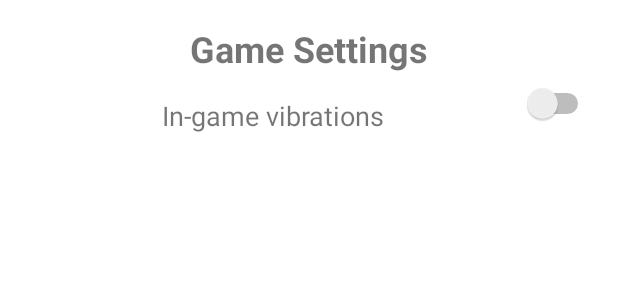
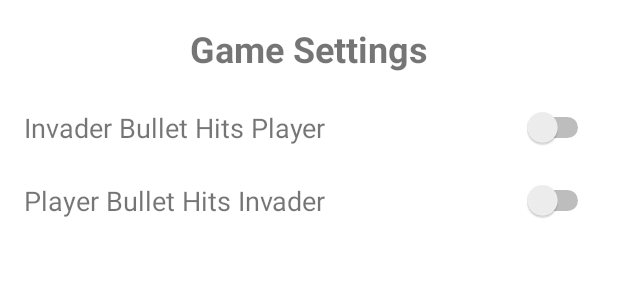
Before and after one commit to FalgunThakwani/Space-invaders-Android, an Android app: the layout activity_settings.xml on its own in the app's theme, with its tools: preview values and no code run, on a phone screen of 412 x 824 dp. Shown: the top 300 px of the screen. Run offline under Robolectric (Android 15) with nearby library versions, the phone set to English and light mode, and no system bars.

Commit message:
Dividing haptic feedback into two components
When enemy ship's bullet hits user ship
And, when user ship's bullet hits enemy ship.

```diff
--- a/Space-invaders/app/src/main/java/com/example/space_invaders/KotlinInvadersView.kt
+++ b/Space-invaders/app/src/main/java/com/example/space_invaders/KotlinInvadersView.kt
@@ -295,7 +295,7 @@ class KotlinInvadersView(context: Context,
                         val sharedPreferences = PreferenceManager.getDefaultSharedPreferences(context)
 
                         // check if haptic feedback is enabled
-                        if (sharedPreferences.getBoolean("HAPTIC_FEEDBACK_ENABLED", true)) {
+                        if (sharedPreferences.getBoolean("HAPTIC_FEEDBACK_INVADER", true)) {
                             // vibrate the device
                             val vibrator = context.getSystemService(Context.VIBRATOR_SERVICE) as Vibrator
                             if (Build.VERSION.SDK_INT >= Build.VERSION_CODES.O) {
@@ -375,7 +375,7 @@ class KotlinInvadersView(context: Context,
                     val sharedPreferences = PreferenceManager.getDefaultSharedPreferences(context)
 
                     // check if haptic feedback is enabled
-                    if (sharedPreferences.getBoolean("HAPTIC_FEEDBACK_ENABLED", true)) {
+                    if (sharedPreferences.getBoolean("HAPTIC_FEEDBACK_PLAYER", true)) {
                         // vibrate the device
                         val vibrator = context.getSystemService(Context.VIBRATOR_SERVICE) as Vibrator
                         if (Build.VERSION.SDK_INT >= Build.VERSION_CODES.O) {
--- a/Space-invaders/app/src/main/res/layout/activity_settings.xml
+++ b/Space-invaders/app/src/main/res/layout/activity_settings.xml
@@ -1,4 +1,3 @@
-<?xml version="1.0" encoding="utf-8"?>
 <androidx.constraintlayout.widget.ConstraintLayout xmlns:android="http://schemas.android.com/apk/res/android"
     xmlns:app="http://schemas.android.com/apk/res-auto"
     xmlns:tools="http://schemas.android.com/tools"
@@ -19,22 +18,43 @@
         app:layout_constraintTop_toTopOf="parent" />
 
     <TextView
-        android:id="@+id/vibration_label"
-        android:layout_width="wrap_content"
+        android:id="@+id/vibration_label_invader"
+        android:layout_width="0dp"
         android:layout_height="wrap_content"
-        android:text="In-game vibrations"
+        android:layout_marginTop="24dp"
+        android:text="Invader Bullet Hits Player"
         android:textSize="18sp"
-        android:paddingTop="16dp"
-        app:layout_constraintEnd_toStartOf="@+id/switch_haptic"
+        app:layout_constraintEnd_toStartOf="@+id/switch_haptic_invader"
+        app:layout_constraintHorizontal_bias="0.36"
         app:layout_constraintStart_toStartOf="parent"
         app:layout_constraintTop_toBottomOf="@+id/title" />
 
     <Switch
-        android:id="@+id/switch_haptic"
+        android:id="@+id/switch_haptic_invader"
         android:layout_width="wrap_content"
         android:layout_height="wrap_content"
-        app:layout_constraintBottom_toBottomOf="@+id/vibration_label"
+        app:layout_constraintBottom_toBottomOf="@+id/vibration_label_invader"
         app:layout_constraintEnd_toEndOf="parent"
-        app:layout_constraintTop_toTopOf="@+id/vibration_label" />
+        app:layout_constraintTop_toTopOf="@+id/vibration_label_invader" />
+
+    <TextView
+        android:id="@+id/vibration_label_player"
+        android:layout_width="0dp"
+        android:layout_height="wrap_content"
+        android:layout_marginTop="24dp"
+        android:text="Player Bullet Hits Invader"
+        android:textSize="18sp"
+        app:layout_constraintEnd_toStartOf="@+id/switch_haptic_player"
+        app:layout_constraintHorizontal_bias="0.406"
+        app:layout_constraintStart_toStartOf="parent"
+        app:layout_constraintTop_toBottomOf="@+id/vibration_label_invader" />
+
+    <Switch
+        android:id="@+id/switch_haptic_player"
+        android:layout_width="wrap_content"
+        android:layout_height="wrap_content"
+        app:layout_constraintBottom_toBottomOf="@+id/vibration_label_player"
+        app:layout_constraintEnd_toEndOf="parent"
+        app:layout_constraintTop_toTopOf="@+id/vibration_label_player" />
 
 </androidx.constraintlayout.widget.ConstraintLayout>
```
Also changed, not shown: Space-invaders/app/src/main/AndroidManifest.xml (+11 -7 lines), Space-invaders/app/src/main/java/com/example/space_invaders/HomeActivity.kt (+1 -7 lines), Space-invaders/app/src/main/java/com/example/space_invaders/SettingsActivity.kt (+14 -6 lines).
